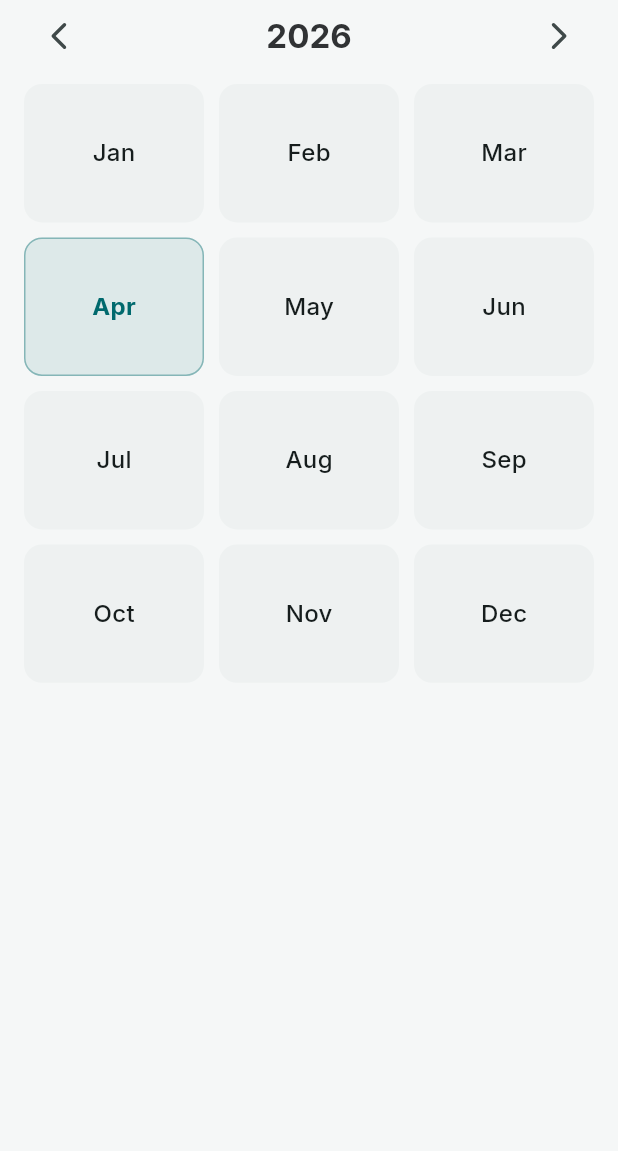
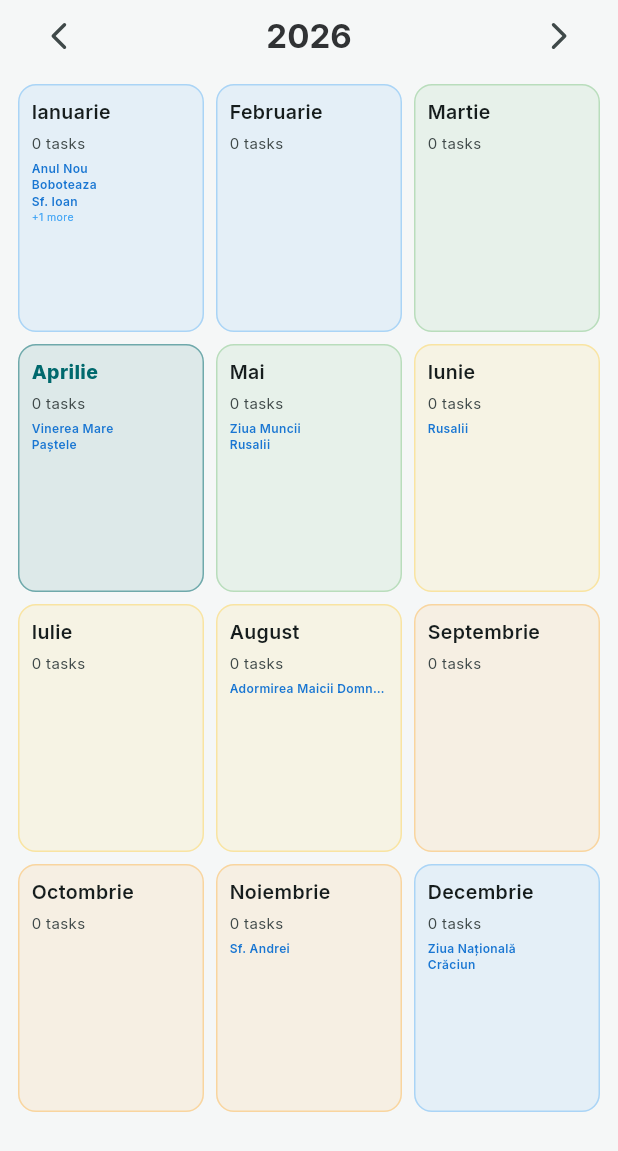
Before and after one commit to Kuziini-product/TASK-Planner, a Flutter app: the _YearView widget shown alone on an empty page, opened directly with empty values, on a phone screen of 412 x 824 dp. Shown: the top 1151 px of the screen. Run offline on Flutter 3.47's test engine with Material 3 defaults, Android fonts, the phone set to English and light mode, and no system bars; our stand-ins replace file_picker, flutter_animate, flutter_riverpod, go_router, google_fonts, image_picker and 5 more; missing offline and left inert: dart:js_interop, dart:js_util; accounts and stored records are empty.

Commit message:
Year view: season colors, task counts per month, holiday names
- Spring green, Summer amber, Autumn orange, Winter blue
- Each month shows: total/done/in progress task counts
- Holiday names listed on each month card
- Click month → opens month view

Co-Authored-By: Claude Opus 4.6 (1M context) <noreply@anthropic.com>

```diff
--- a/kuziini_app/lib/features/tasks/presentation/calendar_screen.dart
+++ b/kuziini_app/lib/features/tasks/presentation/calendar_screen.dart
@@ -546,6 +546,21 @@ class _YearView extends ConsumerWidget {
   const _YearView({required this.month});
   final DateTime month;
 
+  // Season colors
+  static Color _seasonColor(int month) {
+    if (month >= 3 && month <= 5) return Colors.green.withValues(alpha: 0.08); // Spring
+    if (month >= 6 && month <= 8) return Colors.amber.withValues(alpha: 0.08); // Summer
+    if (month >= 9 && month <= 11) return Colors.orange.withValues(alpha: 0.08); // Autumn
+    return Colors.blue.withValues(alpha: 0.08); // Winter
+  }
+
+  static Color _seasonBorder(int month) {
+    if (month >= 3 && month <= 5) return Colors.green.withValues(alpha: 0.3);
+    if (month >= 6 && month <= 8) return Colors.amber.withValues(alpha: 0.3);
+    if (month >= 9 && month <= 11) return Colors.orange.withValues(alpha: 0.3);
+    return Colors.blue.withValues(alpha: 0.3);
+  }
+
   @override
   Widget build(BuildContext context, WidgetRef ref) {
     final theme = Theme.of(context);
@@ -554,9 +569,16 @@ class _YearView extends ConsumerWidget {
     final year = currentMonth.year;
     final now = DateTime.now();
 
+    // Fetch all tasks for the year
+    final yearStart = DateTime(year, 1, 1);
+    final yearEnd = DateTime(year, 12, 31);
+    final tasksAsync = ref.watch(calendarTasksProvider((from: yearStart, to: yearEnd)));
+
+    // Get holidays for this year
+    final holidays = HolidaysService.getHolidays(year);
+
     return Column(
       children: [
-        // Year navigation
         Padding(
           padding: AppSpacing.paddingHorizontalLg,
           child: Row(
@@ -575,21 +597,39 @@ class _YearView extends ConsumerWidget {
           ),
         ),
         const SizedBox(height: 8),
-        // 12 month grid (3x4)
         Expanded(
           child: GridView.builder(
-            padding: const EdgeInsets.symmetric(horizontal: 16),
+            padding: const EdgeInsets.symmetric(horizontal: 12),
             gridDelegate: const SliverGridDelegateWithFixedCrossAxisCount(
               crossAxisCount: 3,
-              crossAxisSpacing: 10,
-              mainAxisSpacing: 10,
-              childAspectRatio: 1.3,
+              crossAxisSpacing: 8,
+              mainAxisSpacing: 8,
+              childAspectRatio: 0.75,
             ),
             itemCount: 12,
             itemBuilder: (context, index) {
               final m = index + 1;
               final isCurrentMonth = year == now.year && m == now.month;
-              final monthNames = ['Jan', 'Feb', 'Mar', 'Apr', 'May', 'Jun', 'Jul', 'Aug', 'Sep', 'Oct', 'Nov', 'Dec'];
+              final monthNames = ['Ianuarie', 'Februarie', 'Martie', 'Aprilie', 'Mai', 'Iunie', 'Iulie', 'August', 'Septembrie', 'Octombrie', 'Noiembrie', 'Decembrie'];
+
+              // Count tasks per month and status
+              final monthTasks = tasksAsync.valueOrNull?.where((t) {
+                if (t.dueDate == null) return false;
+                return t.dueDate!.month == m && t.dueDate!.year == year;
+              }).where((t) => t.status != TaskStatus.archived).toList() ?? [];
+
+              final total = monthTasks.length;
+              final done = monthTasks.where((t) => t.isCompleted).length;
+              final inProgress = monthTasks.where((t) => t.status == TaskStatus.in_progress).length;
+
+              // Holidays in this month
+              final monthHolidays = <String>[];
+              holidays.forEach((key, name) {
+                final parts = key.split('-');
+                if (int.parse(parts[0]) == m && !monthHolidays.contains(name)) {
+                  monthHolidays.add(name);
+                }
+              });
 
               return GestureDetector(
                 onTap: () {
@@ -597,20 +637,53 @@ class _YearView extends ConsumerWidget {
                   ref.read(_calendarViewProvider.notifier).state = CalendarView.month;
                 },
                 child: Container(
+                  padding: const EdgeInsets.all(8),
                   decoration: BoxDecoration(
-                    color: isCurrentMonth ? primaryColor.withValues(alpha: 0.1) : theme.colorScheme.surfaceContainerHighest.withValues(alpha: 0.3),
+                    color: isCurrentMonth ? primaryColor.withValues(alpha: 0.1) : _seasonColor(m),
                     borderRadius: BorderRadius.circular(12),
-                    border: isCurrentMonth ? Border.all(color: primaryColor.withValues(alpha: 0.4)) : null,
+                    border: Border.all(color: isCurrentMonth ? primaryColor.withValues(alpha: 0.5) : _seasonBorder(m)),
                   ),
-                  child: Center(
-                    child: Text(
-                      monthNames[index],
-                      style: TextStyle(
-                        fontSize: 16,
-                        fontWeight: isCurrentMonth ? FontWeight.w700 : FontWeight.w500,
-                        color: isCurrentMonth ? primaryColor : theme.colorScheme.onSurface,
+                  child: Column(
+                    crossAxisAlignment: CrossAxisAlignment.start,
+                    children: [
+                      // Month name
+                      Text(
+                        monthNames[index],
+                        style: TextStyle(
+                          fontSize: 13,
+                          fontWeight: isCurrentMonth ? FontWeight.w800 : FontWeight.w600,
+                          color: isCurrentMonth ? primaryColor : theme.colorScheme.onSurface,
+                        ),
                       ),
-                    ),
+                      const SizedBox(height: 4),
+                      // Task counts
+                      if (total > 0) ...[
+                        Row(
+                          children: [
+                            Container(width: 4, height: 4, decoration: BoxDecoration(shape: BoxShape.circle, color: AppColors.info)),
+                            Text(' $total', style: TextStyle(fontSize: 10, fontWeight: FontWeight.w600, color: AppColors.info)),
+                            const SizedBox(width: 6),
+                            Container(width: 4, height: 4, decoration: BoxDecoration(shape: BoxShape.circle, color: AppColors.success)),
+                            Text(' $done', style: TextStyle(fontSize: 10, fontWeight: FontWeight.w600, color: AppColors.success)),
+                            const SizedBox(width: 6),
+                            Container(width: 4, height: 4, decoration: BoxDecoration(shape: BoxShape.circle, color: AppColors.warning)),
+                            Text(' $inProgress', style: TextStyle(fontSize: 10, fontWeight: FontWeight.w600, color: AppColors.warning)),
+                          ],
+                        ),
+                      ] else
+                        Text('0 tasks', style: TextStyle(fontSize: 10, color: theme.colorScheme.onSurfaceVariant)),
+                      // Holidays
+                      if (monthHolidays.isNotEmpty) ...[
+                        const SizedBox(height: 4),
+                        ...monthHolidays.take(3).map((h) => Text(
+                          h,
+                          style: TextStyle(fontSize: 8, color: Colors.blue.shade700, fontWeight: FontWeight.w600),
+                          maxLines: 1, overflow: TextOverflow.ellipsis,
+                        )),
+                        if (monthHolidays.length > 3)
+                          Text('+${monthHolidays.length - 3} more', style: TextStyle(fontSize: 7, color: Colors.blue.shade400)),
+                      ],
+                    ],
                   ),
                 ),
               );
```
Also changed, not shown: 1 other file.
